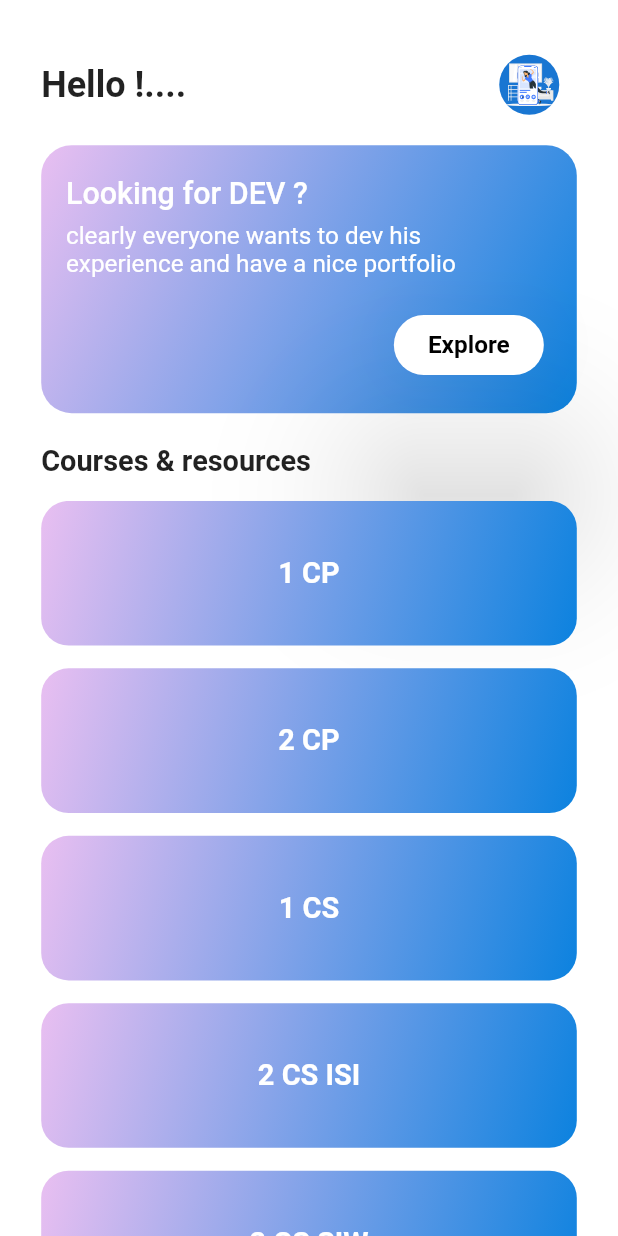
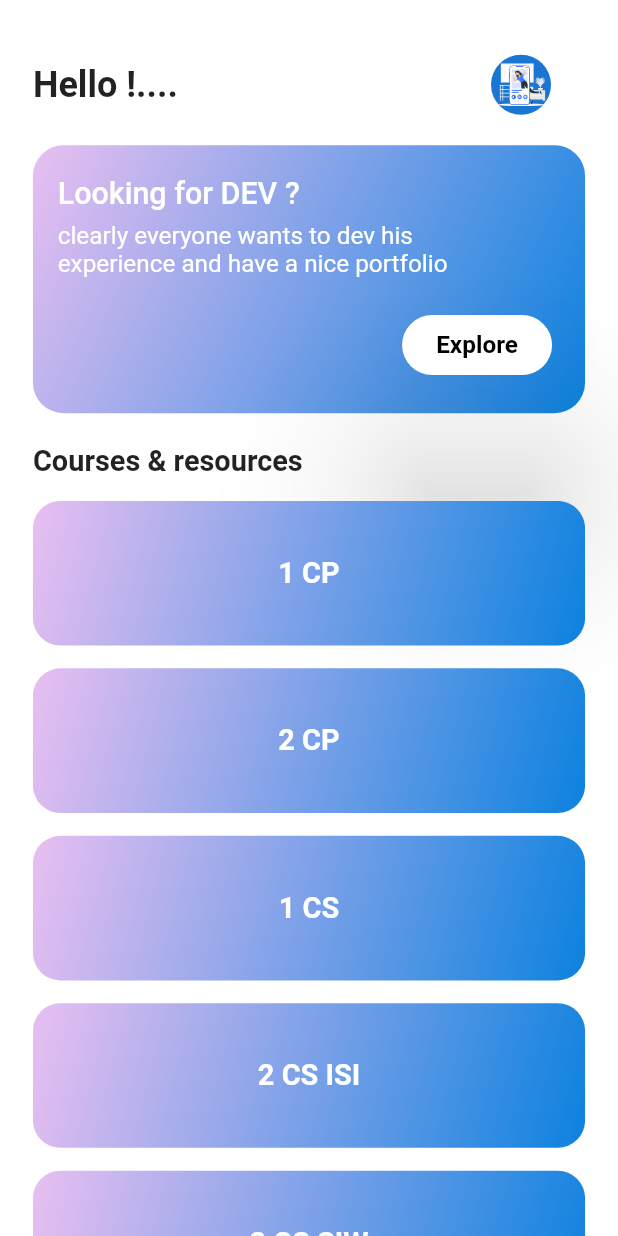
Before and after one commit to chakibdzm/Esi-lib, a Flutter app: the HomePage screen opened directly, on a phone screen of 412 x 824 dp. Run offline on Flutter 3.47's test engine with Material 2 defaults, Android fonts, the phone set to English and light mode, and no system bars; our stand-ins replace firebase_auth, firebase_core, flutter_staggered_animations, flutter_svg, form_field_validator, get; accounts and stored records are empty; Roboto replaces fonts that are missing (GTWalsheimPro).

Commit message:
fixing bugs

```diff
--- a/lib/Screens/Home/Home.dart
+++ b/lib/Screens/Home/Home.dart
@@ -29,13 +29,13 @@ class _HomePageState extends State<HomePage> {
       child: Scaffold(
 
         backgroundColor: Colors.white,
-        body: Column(
+        body: Padding(
+          padding: EdgeInsets.symmetric(horizontal: getWidth(20)),
+          child: Column(
             crossAxisAlignment: CrossAxisAlignment.start,
             children: [
               SizedBox(height: getHeight(36),),
-            Padding(
-              padding: EdgeInsets.symmetric(horizontal: getWidth(25)),
-              child: Row(
+              Row(
                 children: [
                   const Text('Hello !....',
                   style: TextStyle(
@@ -48,11 +48,9 @@ class _HomePageState extends State<HomePage> {
                   CircleAvatar(child: SvgPicture.asset('assets/illustrations/Profile pic-rafiki.svg'),)
                 ],
               ),
-            ),
 
               SizedBox(height: getHeight(20),),
-            Padding(padding: EdgeInsets.symmetric(horizontal: getWidth(25)),
-            child: Stack(
+              Stack(
                 children: [
                   Positioned(
                     child: Container(
@@ -116,25 +114,19 @@ class _HomePageState extends State<HomePage> {
                   ),
                   )
                 ],
-            )
-
               ),
               SizedBox(height: getHeight(20),),
 
-            Padding(
-              padding:EdgeInsets.only(left: getWidth(25)),
-              child: Text('Courses & resources',
+              Text('Courses & resources',
               style: TextStyle(
                 fontSize: getHeight(19),
                 fontWeight: FontWeight.w700,
               ),
 
               ),
-            ),
               SizedBox(height: getHeight(15),),
           Expanded(
-        child: Padding(padding: EdgeInsets.only(left: getWidth(25),right: getWidth(25)),
-    child:  NotificationListener<OverscrollIndicatorNotification>(
+          child: NotificationListener<OverscrollIndicatorNotification>(
               onNotification: (OverscrollIndicatorNotification overscroll) {
                 overscroll.disallowGlow();
                 return true;
@@ -179,7 +171,6 @@ class _HomePageState extends State<HomePage> {
             ),
           ),
           ),
-        ),
 
 
 
@@ -187,6 +178,7 @@ class _HomePageState extends State<HomePage> {
             ],
           ),
         ),
+      ),
     );
   }
 }
--- a/lib/Screens/Onboarding/Onboarding.dart
+++ b/lib/Screens/Onboarding/Onboarding.dart
@@ -181,10 +181,8 @@ class _OnboardingState extends State<Onboarding> {
                 ),
                 Positioned(bottom: getHeight(40),
                   left: getWidth(20),child: InkWell(
-                  onTap: () => Navigator.push(
-                      context,
-                      MaterialPageRoute(
-                          builder: (context) => const Signin())),
+                  onTap: () =>
+                      Navigator.pushReplacement(context, MaterialPageRoute(builder: (BuildContext context) => const Signin())),
                   child: Container(
                     height: getHeight(50),
                     width: getWidth(150),
```
Also changed, not shown: lib/Screens/AuthScreens/SignUpScreen.dart (+2 -8 lines), lib/Screens/AuthScreens/SigninScreen.dart (+2 -5 lines), lib/Screens/DevScreen/article_components.dart (+5 -6 lines), lib/Screens/Profile/My_Profile.dart (+11 -10 lines), lib/Screens/SplashScreen/Spalshscreen.dart (+9 -1 lines). Lines whose indentation alone changed are shown as unchanged.
